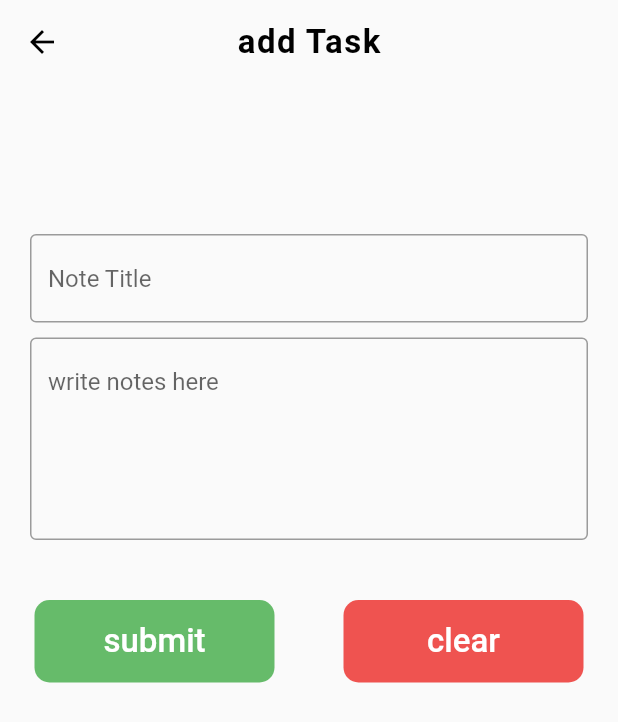
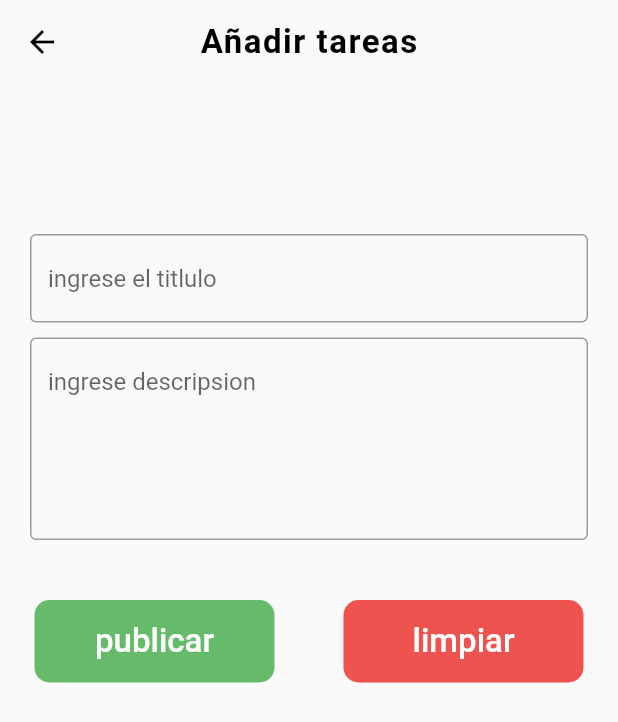
Before and after one commit to fer0101/practica1, a Flutter app: the HomeScreen screen opened directly, after a tap on the "add" icon, on a phone screen of 412 x 824 dp. Shown: the top 722 px of the screen. Run offline on Flutter 3.47's test engine with Material 2 defaults, Android fonts, the phone set to English and light mode, and no system bars; our stand-ins replace sqflite; accounts and stored records are empty.

Commit message:
practica finalizada

```diff
--- a/lib/add_update_screen.dart
+++ b/lib/add_update_screen.dart
@@ -41,12 +41,14 @@ class _AddUpdateTaskState extends State<AddUpdateTask> {
   Widget build(BuildContext context) {
     final titleController = TextEditingController(text: widget.todoTitle);
     final descController = TextEditingController(text: widget.todoDesc);
+
     String appTitle;
     if (widget.update == true) {
-      appTitle = "update Task";
+      appTitle = "subir tarea";
     } else {
-      appTitle = "add Task";
+      appTitle = "Añadir tareas";
     }
+
     return Scaffold(
       appBar: AppBar(
         title: Text(
@@ -75,11 +77,11 @@ class _AddUpdateTaskState extends State<AddUpdateTask> {
                       controller: titleController,
                       decoration: InputDecoration(
                         border: OutlineInputBorder(),
-                        hintText: "Note Title",
+                        hintText: "ingrese el titlulo",
                       ),
                       validator: (value) {
                         if (value!.isEmpty) {
-                          return "enter some text";
+                          return "escriba algo";
                         }
                         return null;
                       },
@@ -95,11 +97,11 @@ class _AddUpdateTaskState extends State<AddUpdateTask> {
                       controller: descController,
                       decoration: InputDecoration(
                         border: OutlineInputBorder(),
-                        hintText: "write notes here",
+                        hintText: "ingrese descripsion",
                       ),
                       validator: (value) {
                         if (value!.isEmpty) {
-                          return "enter some text";
+                          return "escriba algo";
                         }
                         return null;
                       },
@@ -171,7 +173,7 @@ class _AddUpdateTaskState extends State<AddUpdateTask> {
                               //],
                               ),
                           child: Text(
-                            "submit",
+                            "publicar",
                             style: TextStyle(
                               fontSize: 22,
                               fontWeight: FontWeight.w500,
@@ -208,7 +210,7 @@ class _AddUpdateTaskState extends State<AddUpdateTask> {
                               //],
                               ),
                           child: Text(
-                            "clear",
+                            "limpiar",
                             style: TextStyle(
                               fontSize: 22,
                               fontWeight: FontWeight.w500,
--- a/lib/home_screen.dart
+++ b/lib/home_screen.dart
@@ -35,7 +35,7 @@ class _HomeScreenState extends State<HomeScreen> {
       drawer: Drawer(),
       appBar: AppBar(
         title: Text(
-          "DP-TODO",
+          "Tareas pendientes",
           style: TextStyle(
             fontSize: 22,
             fontWeight: FontWeight.w600,
@@ -67,7 +67,7 @@ class _HomeScreenState extends State<HomeScreen> {
               } else if (snapshot.data!.length == 0) {
                 return Center(
                   child: Text(
-                    "no task found",
+                    "ninguna tarea encontrada",
                     style: TextStyle(
                       fontSize: 25,
                       fontWeight: FontWeight.bold,
--- a/lib/login_page.dart
+++ b/lib/login_page.dart
@@ -84,7 +84,7 @@ class _LoginPageState extends State<LoginPage> {
   Widget _loginBtn() {
     return ElevatedButton(
       onPressed: () {
-        debugPrint("Username: " + usernameController.text);
+        debugPrint("Nombre: " + usernameController.text);
         debugPrint("password: " + passwordController.text);
         Navigator.push(
             context, MaterialPageRoute(builder: (context) => HomeScreen()));
@@ -92,7 +92,7 @@ class _LoginPageState extends State<LoginPage> {
       child: const SizedBox(
           width: double.infinity,
           child: Text(
-            "Sing in ",
+            "Entrar ",
             textAlign: TextAlign.center,
             style: TextStyle(fontSize: 20),
           )),
```
